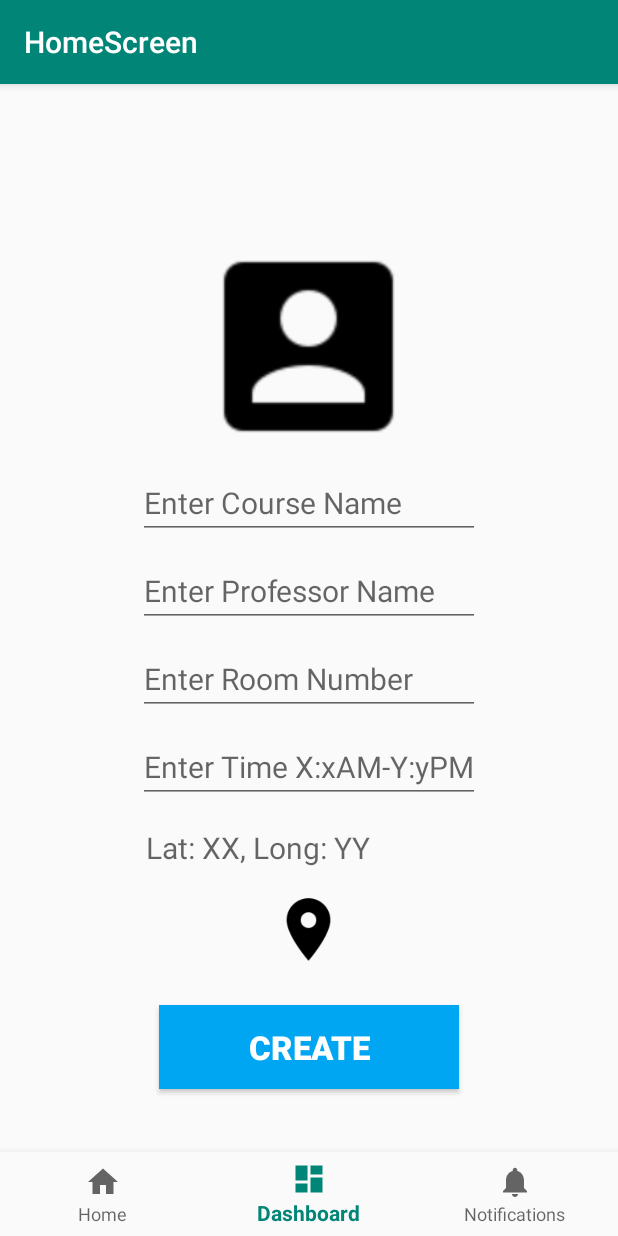
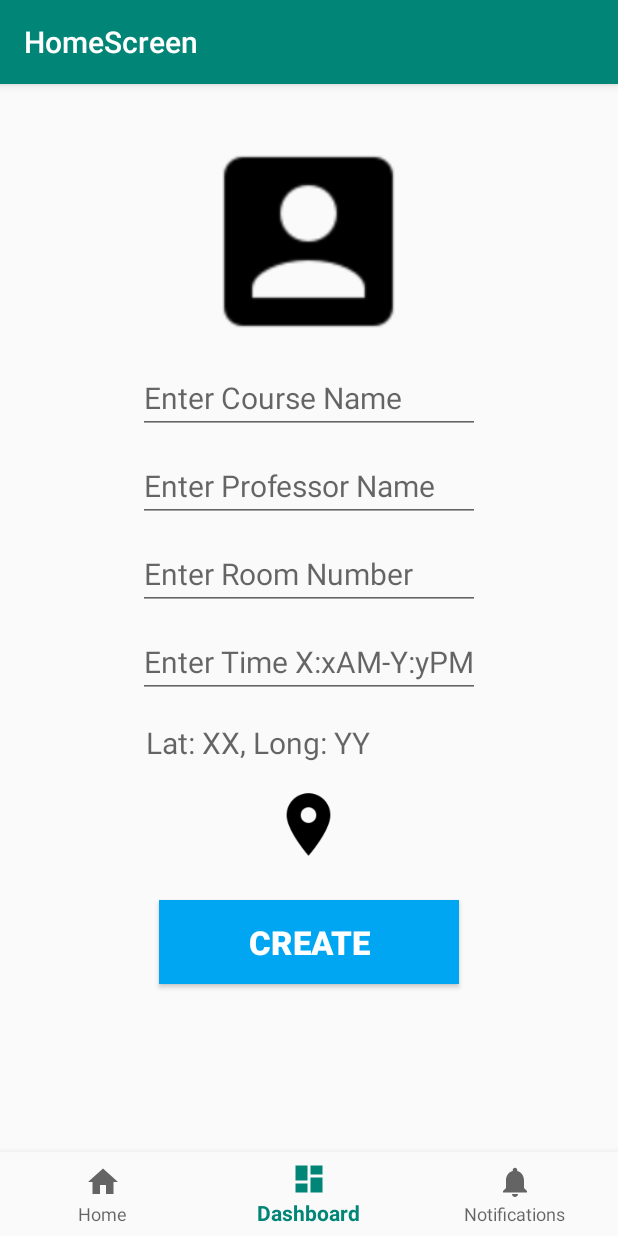
Before and after one commit to SaranSundar/Study-Chill, an Android app: the screen it shows after launch once a user with an empty profile is signed in (FragmentContainer), item 2 of the bottom bar chosen, on a phone screen of 412 x 824 dp. Run offline under Robolectric (Android 15) with nearby library versions, the phone set to English and light mode, and no system bars; our stand-ins replace Firebase (no records; nobody signed in at launch, a user with empty details on screens opened directly); libraries missing offline, so code that uses them is left out: com.theartofdev.edmodo.

Commit message:
Study&Chill

```diff
--- a/app/src/main/java/com/sszg/studygroups/fragments/HomeFragment.java
+++ b/app/src/main/java/com/sszg/studygroups/fragments/HomeFragment.java
@@ -8,23 +8,34 @@ import android.support.v7.widget.DefaultItemAnimator;
 import android.support.v7.widget.DividerItemDecoration;
 import android.support.v7.widget.LinearLayoutManager;
 import android.support.v7.widget.RecyclerView;
+import android.util.Log;
 import android.view.LayoutInflater;
 import android.view.View;
 import android.view.ViewGroup;
 
+import com.google.android.gms.tasks.OnCompleteListener;
+import com.google.android.gms.tasks.Task;
+import com.google.firebase.firestore.FirebaseFirestore;
+import com.google.firebase.firestore.QueryDocumentSnapshot;
+import com.google.firebase.firestore.QuerySnapshot;
 import com.sszg.studygroups.R;
+import com.sszg.studygroups.data.Subject;
 import com.sszg.studygroups.data.SubjectAdapter;
+
+import static android.support.constraint.Constraints.TAG;
 
 
 public class HomeFragment extends Fragment {
     private RecyclerView recyclerView;
     private SubjectAdapter subjectAdapter;
+    private FirebaseFirestore db;
 
     @Nullable
     @Override
     public View onCreateView(@NonNull LayoutInflater inflater, @Nullable ViewGroup container, @Nullable Bundle savedInstanceState) {
         View view = inflater.inflate(R.layout.fragment_home, null);
         intializeRecyclerView(view);
+        populateList();
         return view;
     }
 
@@ -38,9 +49,30 @@ public class HomeFragment extends Fragment {
         recyclerView.setAdapter(subjectAdapter);
     }
 
+
     private void populateList() {
         //Fill subject list
         //subjectAdapter.addSubject(null);
         //subjectAdapter.notifyDataSetChanged();
+        db = FirebaseFirestore.getInstance();
+        db.collection("studyrooms")
+                .get()
+                .addOnCompleteListener(new OnCompleteListener<QuerySnapshot>() {
+                    @Override
+                    public void onComplete(@NonNull Task<QuerySnapshot> task) {
+                        if (task.isSuccessful()) {
+                            for (QueryDocumentSnapshot document : task.getResult()) {
+                                Subject subject = document.toObject(Subject.class);
+                                subjectAdapter.addSubject(subject);
+                                subjectAdapter.notifyDataSetChanged();
+                                Log.d(TAG, document.getId() + " => " + document.getData());
+                                System.out.println("SUBJECT DATE IS " + subject.getTimestamp().toString());
+                            }
+                        } else {
+                            Log.d(TAG, "Error getting documents: ", task.getException());
+                        }
+                    }
+                });
+
     }
 }
--- a/app/src/main/res/layout/new_study_room.xml
+++ b/app/src/main/res/layout/new_study_room.xml
@@ -9,7 +9,7 @@
         android:layout_width="150dp"
         android:layout_height="150dp"
         android:layout_gravity="center"
-        android:layout_marginTop="100dp"
+        android:layout_marginTop="30dp"
         android:background="@drawable/avatar"
         android:scaleType="centerCrop" />
 
@@ -71,6 +71,7 @@
         android:background="@drawable/locate" />
 
     <Button
+        android:id="@+id/create"
         android:layout_width="200dp"
         android:layout_height="wrap_content"
         android:layout_gravity="center"
--- a/app/src/main/res/layout/study_group_card.xml
+++ b/app/src/main/res/layout/study_group_card.xml
@@ -22,7 +22,7 @@
                 android:layout_height="@dimen/album_cover_height"
                 android:background="?attr/selectableItemBackgroundBorderless"
                 android:clickable="true"
-                android:scaleType="fitXY" />
+                android:scaleType="centerCrop" />
 
             <TextView
                 android:id="@+id/title"
@@ -33,6 +33,7 @@
                 android:paddingRight="@dimen/album_title_padding"
                 android:paddingTop="@dimen/album_title_padding"
                 android:textColor="@color/album_title"
+                android:textStyle="bold"
                 android:textSize="@dimen/album_title" />
 
             <TextView
--- a/app/src/main/res/values/dimens.xml
+++ b/app/src/main/res/values/dimens.xml
@@ -9,11 +9,11 @@
     <dimen name="backdrop_subtitle">18dp</dimen>
     <dimen name="card_margin">5dp</dimen>
     <dimen name="card_album_radius">0dp</dimen>
-    <dimen name="album_cover_height">160dp</dimen>
+    <dimen name="album_cover_height">200dp</dimen>
     <dimen name="album_title_padding">10dp</dimen>
-    <dimen name="album_title">15dp</dimen>
+    <dimen name="album_title">20sp</dimen>
     <dimen name="songs_count_padding_bottom">5dp</dimen>
-    <dimen name="songs_count">12dp</dimen>
+    <dimen name="songs_count">15sp</dimen>
     <dimen name="ic_album_overflow_width">20dp</dimen>
     <dimen name="ic_album_overflow_height">30dp</dimen>
     <dimen name="ic_album_overflow_margin_top">10dp</dimen>
--- a/app/src/main/res/values/strings.xml
+++ b/app/src/main/res/values/strings.xml
@@ -1,5 +1,5 @@
 <resources>
-    <string name="app_name">StudyGroups</string>
+    <string name="app_name">Study&amp;Chill</string>
     <string name="title_activity_home_screen">HomeScreen</string>
     <string name="title_home">Home</string>
     <string name="title_dashboard">Dashboard</string>
```
Also changed, not shown: app/src/main/java/com/sszg/studygroups/data/Subject.java (+26 -1 lines), app/src/main/java/com/sszg/studygroups/data/SubjectAdapter.java (+12 -2 lines), app/src/main/java/com/sszg/studygroups/fragments/NewStudyRoom.java (+70 -0 lines).
